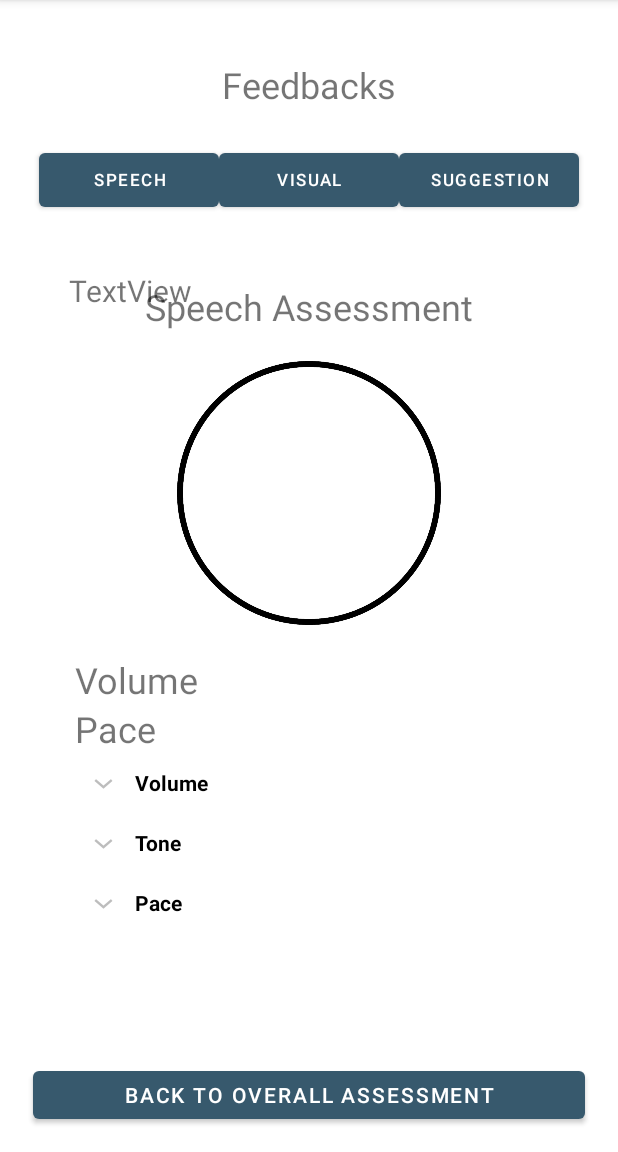
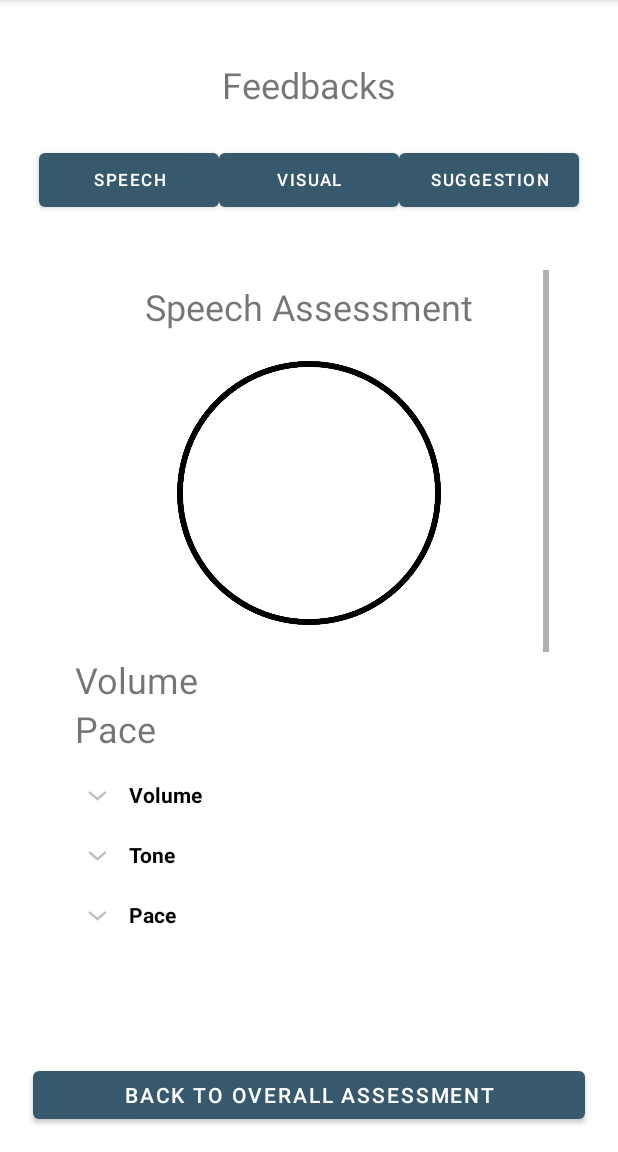
Before and after one commit to LeoLMH/Just-Innovations, an Android app: the OverallFragment screen opened directly, with no data from a screen before it, after a tap on "SPEECH", on a phone screen of 412 x 824 dp, the part 84-1236 px from its top. Run offline under Robolectric (Android 15) with nearby library versions, the phone set to English and light mode, and no system bars; our stand-ins replace Volley.

Commit message:
scrolling view update
add scrolling view function in speech fragment

```diff
--- a/Presentation/app/src/main/java/cn/edu/sjtu/yyqdashen/presentation/Presentation.kt
+++ b/Presentation/app/src/main/java/cn/edu/sjtu/yyqdashen/presentation/Presentation.kt
@@ -1,14 +1,15 @@
 package cn.edu.sjtu.yyqdashen.presentation
 
 //TODO:: 4 add a new variable to represent script and video recording
-class Presentation(var volume_score: String? = null,
+class Presentation(
+    var overall_score: String? = null,
+    var speech_score: String? = null,
+    var volume_score: String? = null,
     var pace_score: String? = null,
-                   var speech_score: String? = null,
     var visual_score: String? = null,
-                   var suggestion: String? = null,
     var gesture_score: String? = null,
     var facial_score: String? = null,
-                   var overall_score: String? = null,
+    var suggestion: String? = null,
     //var file: file = null.
     //script:.....
     ){
--- a/Presentation/app/src/main/java/cn/edu/sjtu/yyqdashen/presentation/PresentationStore.kt
+++ b/Presentation/app/src/main/java/cn/edu/sjtu/yyqdashen/presentation/PresentationStore.kt
@@ -63,7 +63,7 @@ object PresentationStore {
         pre.visual_score="visual"
         pre.speech_score="speech"
         pre.pace_score="pace"
-        //pre.gesture_score="gesutre"
+        pre.gesture_score="gesutre"
         client.newCall(request).enqueue(object : Callback {
             override fun onFailure(call: Call, e: IOException) {
                 Log.e("getscore", "Failed request")
--- a/Presentation/app/src/main/java/cn/edu/sjtu/yyqdashen/presentation/SpeechExpandableListAdapter.kt
+++ b/Presentation/app/src/main/java/cn/edu/sjtu/yyqdashen/presentation/SpeechExpandableListAdapter.kt
@@ -9,6 +9,9 @@ import android.widget.BaseExpandableListAdapter
 import android.widget.ImageView
 import android.widget.TextView
 import java.util.HashMap
+import cn.edu.sjtu.yyqdashen.presentation.PresentationStore.pre
+import cn.edu.sjtu.yyqdashen.presentation.databinding.FragmentSpeechBinding
+
 class SpeechExpandableListAdapter internal constructor(
     private val context: SpeechFragment,
     private val titleList: List<String>,
--- a/Presentation/app/src/main/java/cn/edu/sjtu/yyqdashen/presentation/SpeechFragment.kt
+++ b/Presentation/app/src/main/java/cn/edu/sjtu/yyqdashen/presentation/SpeechFragment.kt
@@ -45,11 +45,11 @@ class SpeechFragment() : Fragment() {
 
     override fun onViewCreated(view: View, savedInstanceState: Bundle?) {
         super.onViewCreated(view, savedInstanceState)
-        expandableListView = binding.expendableList
-        //binding.volumeScore.text= pre.volume_score
-        //binding.speechScore.text = pre.speech_score
-        //binding.paceScore.text = pre.pace_score
-        Log.e("volume_score", pre.volume_score!!)
+        expandableListView = binding.speechExpendableList
+//        binding.volumeScore.text= pre.volume_score
+//        binding.speechScore.text = pre.speech_score
+//        binding.paceScore.text = pre.pace_score
+//        Log.e("volume_score", pre.volume_score!!)
         volumeScoreView= binding.volumeScore
         speechScoreView=binding.speechScore
         paceScoreView=binding.paceScore
--- a/Presentation/app/src/main/res/layout/fragment_overall.xml
+++ b/Presentation/app/src/main/res/layout/fragment_overall.xml
@@ -43,7 +43,7 @@
 
 
     <TableLayout
-        android:id="@+id/speech_assessment_table"
+        android:id="@+id/visual_assessment_table"
         android:layout_width="312dp"
         android:layout_height="324dp"
         android:layout_marginTop="8dp"
--- a/Presentation/app/src/main/res/layout/fragment_speech.xml
+++ b/Presentation/app/src/main/res/layout/fragment_speech.xml
@@ -7,16 +7,17 @@
     android:orientation="vertical"
     tools:context=".SpeechFragment">
 
-    <TextView
-        android:id="@+id/speech_title"
-        android:layout_width="wrap_content"
-        android:layout_height="wrap_content"
-        android:layout_marginTop="8dp"
-        android:text="@string/speech_fragment"
-        android:textSize="24sp"
+    <ScrollView
+        android:layout_width="0dp"
+        android:layout_height="0dp"
+        app:layout_constraintBottom_toBottomOf="parent"
         app:layout_constraintEnd_toEndOf="parent"
         app:layout_constraintStart_toStartOf="parent"
-        app:layout_constraintTop_toTopOf="parent" />
+        app:layout_constraintTop_toTopOf="parent">
+
+        <androidx.constraintlayout.widget.ConstraintLayout
+            android:layout_width="match_parent"
+            android:layout_height="match_parent">
 
             <TextView
                 android:id="@+id/speech_score"
@@ -30,6 +31,18 @@
                 app:layout_constraintStart_toStartOf="@+id/score_circle"
                 app:layout_constraintTop_toTopOf="@+id/score_circle" />
 
+            <TextView
+                android:id="@+id/speech_title"
+                android:layout_width="wrap_content"
+                android:layout_height="wrap_content"
+                android:layout_marginTop="8dp"
+                android:text="@string/speech_fragment"
+                android:textAlignment="center"
+                android:textSize="24sp"
+                app:layout_constraintEnd_toEndOf="parent"
+                app:layout_constraintStart_toStartOf="parent"
+                app:layout_constraintTop_toTopOf="parent" />
+
             <ImageView
                 android:id="@+id/score_circle"
                 android:layout_width="200dp"
@@ -42,9 +55,9 @@
                 app:layout_constraintTop_toBottomOf="@+id/speech_title" />
 
             <TableLayout
-        android:id="@+id/speech_assessment_table"
+                android:id="@+id/visual_assessment_table"
                 android:layout_width="312dp"
-        android:layout_height="324dp"
+                android:layout_height="wrap_content"
                 android:layout_marginTop="8dp"
                 app:layout_constraintEnd_toEndOf="parent"
                 app:layout_constraintStart_toStartOf="parent"
@@ -57,7 +70,7 @@
 
                     <TextView
                         android:id="@+id/volume_item"
-                android:layout_width="match_parent"
+                        android:layout_width="wrap_content"
                         android:layout_height="wrap_content"
                         android:text="@string/volumn_item"
                         android:textSize="24sp" />
@@ -90,24 +103,35 @@
                         android:textSize="24sp" />
                 </TableRow>
 
+            </TableLayout>
+
+            <ScrollView
+                android:layout_width="match_parent"
+                android:layout_height="500dp"
+                android:layout_marginTop="8dp"
+                app:layout_constraintTop_toBottomOf="@+id/visual_assessment_table"
+                tools:layout_editor_absoluteX="16dp">
+
+                <androidx.constraintlayout.widget.ConstraintLayout
+                    android:layout_width="match_parent"
+                    android:layout_height="match_parent">
 
                     <ExpandableListView
-            android:id="@+id/expendableList"
+                        android:id="@+id/speech_expendableList"
                         android:layout_width="match_parent"
-            android:layout_height="match_parent"
+                        android:layout_height="400dp"
                         android:divider="@android:color/background_light"
-            android:dividerHeight="0.5dp" />
+                        android:dividerHeight="0.5dp"
+                        app:layout_constraintBottom_toBottomOf="parent"
+                        app:layout_constraintTop_toTopOf="parent"
+                        app:layout_constraintVertical_bias="0.0"
+                        tools:layout_editor_absoluteX="-36dp" />
+                </androidx.constraintlayout.widget.ConstraintLayout>
 
-    </TableLayout>
+            </ScrollView>
 
-    <TextView
-        android:id="@+id/tmpvolume"
-        android:layout_width="93dp"
-        android:layout_height="43dp"
-        android:text="TextView"
-        android:textSize="20sp"
-        tools:layout_editor_absoluteX="38dp"
-        tools:layout_editor_absoluteY="97dp" />
+        </androidx.constraintlayout.widget.ConstraintLayout>
+    </ScrollView>
 
 
 </androidx.constraintlayout.widget.ConstraintLayout>
--- a/Presentation/app/src/main/res/layout/speech_list_item.xml
+++ b/Presentation/app/src/main/res/layout/speech_list_item.xml
@@ -8,8 +8,7 @@
     <TextView
         android:id="@+id/listView"
         android:layout_width="match_parent"
-        android:layout_height="wrap_content"
-        android:layout_marginTop="8dp"
+        android:layout_height="0dp"
         android:paddingStart="?android:attr/expandableListPreferredItemPaddingLeft"
         android:paddingTop="10dp"
         android:paddingBottom="10dp"
--- a/Presentation/app/src/main/res/values/strings.xml
+++ b/Presentation/app/src/main/res/values/strings.xml
@@ -28,6 +28,9 @@
     <!-- Speech Fragment Items -->
     <string name="pace_item">Pace\t\t\t</string>
     <string name="volumn_item">Volume\t\t\t</string>
+    <!-- Visual Fragment Items -->
+    <string name="gesture_item">Gesture\t\t\t</string>
+    <string name="facial_item">Facial\t\t\t</string>
     <!-- TODO: Remove or change this placeholder text -->
     <string name="hello_blank_fragment">Hello blank fragment</string>
     <string name="content_relevance">Content Relevance</string>
--- a/Presentation/build.gradle
+++ b/Presentation/build.gradle
@@ -1,7 +1,7 @@
 // Top-level build file where you can add configuration options common to all sub-projects/modules.
 buildscript {
     ext {
-        gradle_version = '7.1.3'
+        gradle_version = '7.2.1'
         kotlin_version = '1.7.10'
         compose_version = '1.2.0-alpha06'
     }
```
Also changed, not shown: Presentation/app/src/main/res/layout/fragment_visual.xml (+42 -6 lines), Presentation/app/src/main/res/layout/speech_list_group.xml (+9 -0 lines). Lines whose indentation alone changed are shown as unchanged.
